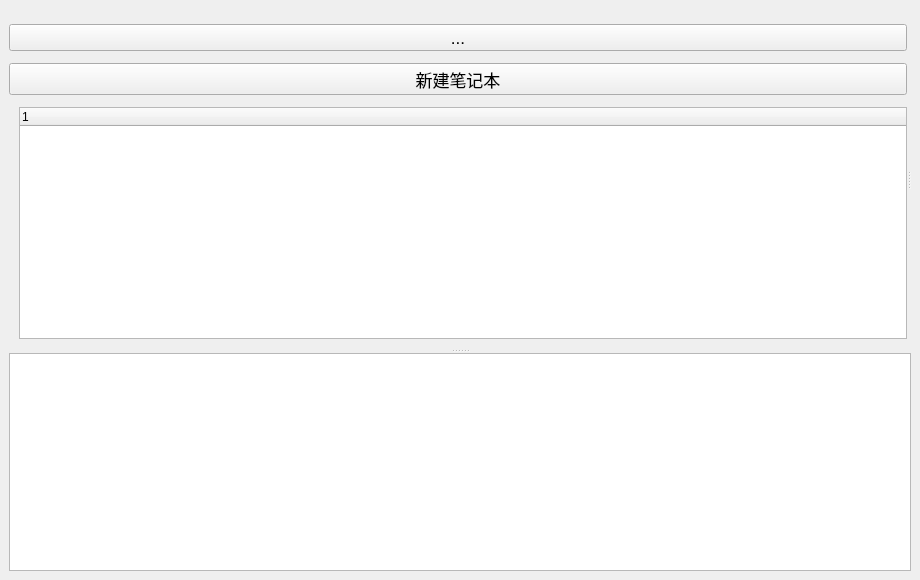
The window that App/windows/mainwindow.ui (kevinWu7/LifeNote) describes before a commit, drawn with Qt 5.
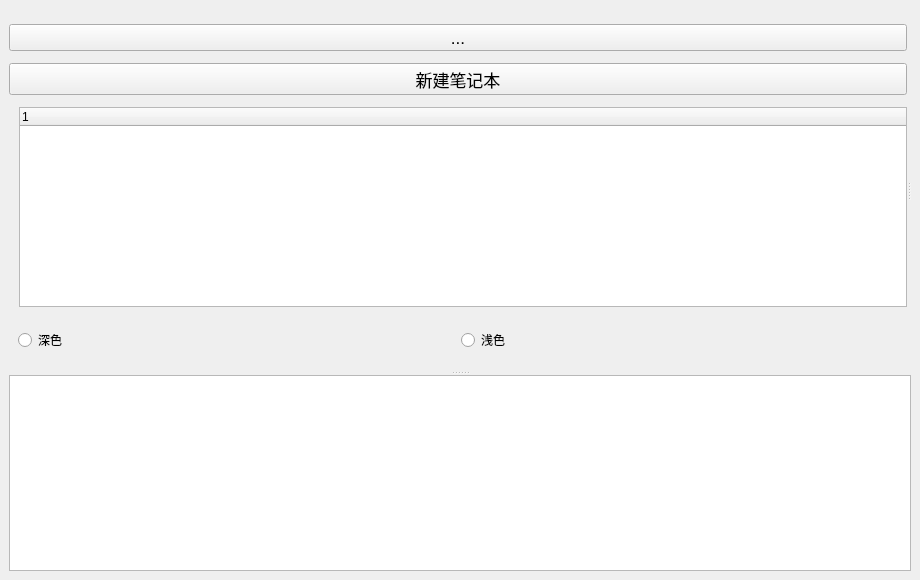
The same window after the commit. Custom widgets are drawn as their Qt base class.

Commit message: realize function:switch theme(dark or light)

Diff of the .ui file:
```diff
--- a/App/windows/mainwindow.ui
+++ b/App/windows/mainwindow.ui
@@ -188,6 +188,32 @@
               </layout>
              </widget>
             </item>
+            <item>
+             <widget class="QWidget" name="widget" native="true">
+              <property name="minimumSize">
+               <size>
+                <width>0</width>
+                <height>0</height>
+               </size>
+              </property>
+              <layout class="QHBoxLayout" name="horizontalLayout">
+               <item>
+                <widget class="QRadioButton" name="darkRadioButton">
+                 <property name="text">
+                  <string>深色</string>
+                 </property>
+                </widget>
+               </item>
+               <item>
+                <widget class="QRadioButton" name="lightRadioButton">
+                 <property name="text">
+                  <string>浅色</string>
+                 </property>
+                </widget>
+               </item>
+              </layout>
+             </widget>
+            </item>
             <item>
              <spacer name="verticalSpacer">
               <property name="orientation">
@@ -210,7 +236,14 @@
            <layout class="QVBoxLayout" name="tabLayout"/>
           </widget>
          </widget>
-         <widget class="LNTextEdit" name="loggerTextEdit"/>
+         <widget class="LNTextEdit" name="loggerTextEdit">
+          <property name="sizePolicy">
+           <sizepolicy hsizetype="Preferred" vsizetype="Preferred">
+            <horstretch>0</horstretch>
+            <verstretch>0</verstretch>
+           </sizepolicy>
+          </property>
+         </widget>
         </widget>
        </item>
       </layout>
```
Left out of the diff: 6 changed lines with no effect on the pictures. The commit also changes 13 other files.
